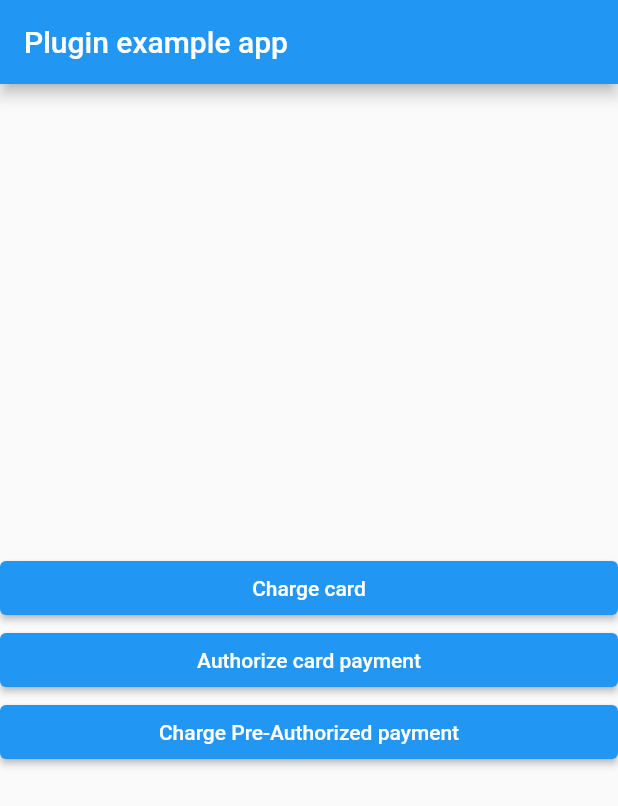
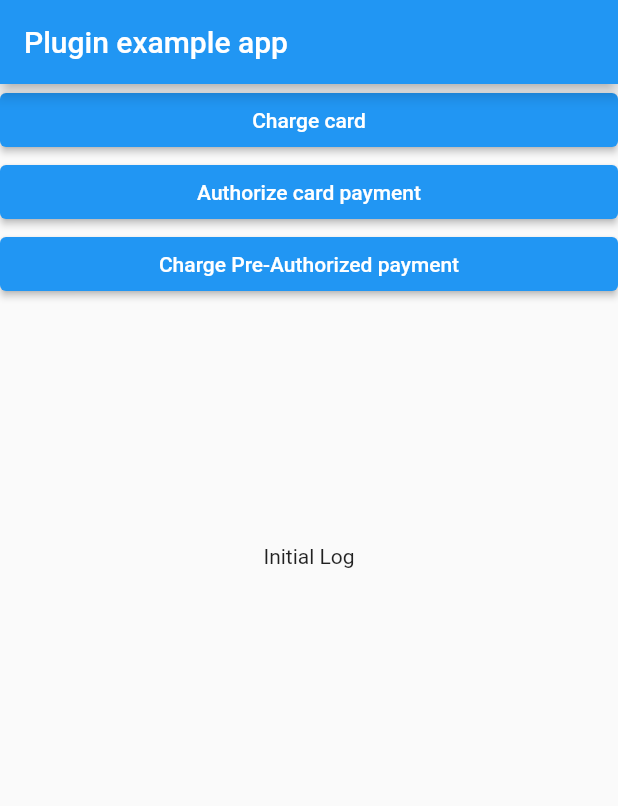
Before and after one commit to GAM3RG33K/flutter_authorize_net_client, a Flutter app: the screen it shows after launch, on a phone screen of 412 x 824 dp. Shown: the top 806 px of the screen. Run offline on Flutter 3.47's test engine with Material 2 defaults, Android fonts, the phone set to English and light mode, and no system bars; generated files the repository leaves out were written again.

Commit message:
changes:  - move utility methods in utils.dart file  - update example code to show logs

```diff
--- a/example/lib/main.dart
+++ b/example/lib/main.dart
@@ -1,3 +1,5 @@
+import 'dart:convert';
+
 import 'package:flutter/material.dart';
 import 'package:flutter_authorize_net_client/flutter_authorize_net_client.dart';
 
@@ -28,7 +30,26 @@ class _MyAppState extends State<MyApp> {
           title: const Text('Plugin example app'),
         ),
         body: Center(
-          child: ListView(
+          child: Column(
+            mainAxisAlignment: MainAxisAlignment.spaceEvenly,
+            children: [
+              Expanded(
+                flex: 2,
+                child: buildListView(),
+              ),
+              Expanded(
+                flex: 3,
+                child: buildLogView(),
+              ),
+            ],
+          ),
+        ),
+      ),
+    );
+  }
+
+  Widget buildListView() {
+    return ListView(
       shrinkWrap: true,
       children: [
         ElevatedButton(
@@ -42,6 +63,7 @@ class _MyAppState extends State<MyApp> {
               '123',
             );
             print('response: \n${response.toJson()}');
+            addLog(jsonEncode(response.toJson()));
           },
         ),
         ElevatedButton(
@@ -55,38 +77,60 @@ class _MyAppState extends State<MyApp> {
               '123',
             );
             print('response: \n${response.toJson()}');
-                  _refID = response?.transactionResponse?.refTransID;
+            addLog(jsonEncode(response.toJson()));
+            _refID = response?.transactionResponse?.transId;
           },
         ),
         ElevatedButton(
           child: Text('Charge Pre-Authorized payment'),
           onPressed: () async {
-                  assert(_refID != null,
-                      'Transaction Reference ID should not be null.');
+            assert(
+                _refID != null, 'Transaction Reference ID should not be null.');
             final response = await _client.priorAuthCaptureTransaction(
               '5',
               'USD'.toLowerCase(),
               _refID,
             );
             print('response: \n${response.toJson()}');
+            addLog(jsonEncode(response.toJson()));
           },
         ),
-              // ElevatedButton(
-              //   child: Text('Charge Pre-Authorized payment'),
-              //   onPressed: () async {
-              //     assert(_refID != null, 'Transaction Reference ID should not be null.');
-              //     final response = await _client.priorAuthCaptureTransaction(
-              //       '5',
-              //       'USD'.toLowerCase(),
-              //       _refID,
-              //     );
-              //     print('response: \n${response.toJson()}');
-              //   },
-              // ),
       ],
-          ),
+    );
+  }
+
+  Widget buildLogView() {
+    return LogView();
+  }
+}
+
+void addLog(String logText) {
+  _logs.value += '\n\n${DateTime.now()} \n\n$logText \n======';
+}
+
+ValueNotifier<String> _logs = ValueNotifier('Initial Log');
+
+class LogView extends StatefulWidget {
+  @override
+  _LogViewState createState() => _LogViewState();
+}
+
+class _LogViewState extends State<LogView> {
+  @override
+  Widget build(BuildContext context) {
+    return ValueListenableBuilder<String>(
+        valueListenable: _logs,
+        builder: (context, value, child) {
+          return SingleChildScrollView(
+            child: Padding(
+              padding: const EdgeInsets.symmetric(horizontal: 8.0),
+              child: Text(
+                value,
+                softWrap: true,
+                textAlign: TextAlign.start,
               ),
             ),
           );
+        });
   }
 }
--- a/lib/src/models/requests/create_transaction_request.dart
+++ b/lib/src/models/requests/create_transaction_request.dart
@@ -13,16 +13,16 @@ class CreateTransactionRequest {
   @JsonKey(name: 'merchantAuthentication')
   final MerchantAuthentication merchantAuthentication;
 
+  @JsonKey(name: 'refId')
+  final String referenceID;
+
   @JsonKey(name: 'transactionRequest')
   final TransactionRequest transactionRequest;
 
-  @JsonKey(name: 'refId')
-  final String referenceID;
-
   CreateTransactionRequest(
-    this.merchantAuthentication,
-    this.transactionRequest, {
+    this.merchantAuthentication, {
     this.referenceID,
+    this.transactionRequest,
   });
 
   Map<String, dynamic> toJson() =>
--- a/lib/src/models/responses/create_transaction_response.dart
+++ b/lib/src/models/responses/create_transaction_response.dart
@@ -1,6 +1,6 @@
 import 'package:json_annotation/json_annotation.dart';
 
-import '../..//utils/utils.dart';
+import '../../utils/utils.dart';
 import '../data/response_messages.dart';
 import 'transaction_response.dart';
 
--- a/lib/src/utils/utils.dart
+++ b/lib/src/utils/utils.dart
@@ -1,5 +1,18 @@
+import '../models/data/response_messages.dart';
+import '../models/responses/create_transaction_response.dart';
+
 Map<T, R> removeNullsFromMap<T, R>(Map<T, R> map) {
   if (map == null || map.isEmpty) return null;
   map..removeWhere((key, value) => value == null);
   return map;
 }
+
+bool verifySuccessCode(CreateTransactionResponse response) {
+  final resultCode = response?.messages?.resultCode;
+  final errorMessages = response?.transactionResponse?.errors;
+
+  return (errorMessages == null || errorMessages.isEmpty) &&
+      resultCode == ResponseMessages.STATUS_OK;
+}
+
+String get uniqueReferenceID => '${DateTime.now().millisecondsSinceEpoch}';
```
Also changed, not shown: lib/flutter_authorize_net_client.dart (+41 -29 lines), lib/src/models/requests/create_transaction_request.g.dart. Lines whose indentation alone changed are shown as unchanged.
